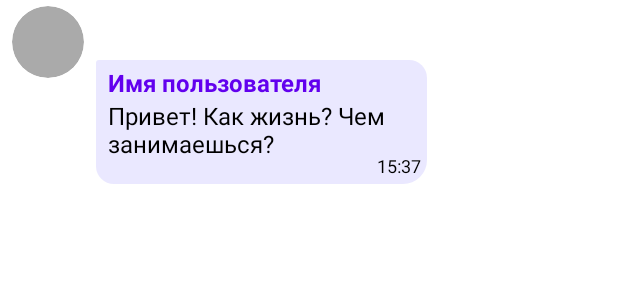
After one commit to Fxynos/Messenger, an Android app: the layout item_signed_message_received.xml on its own in the app's theme, with its tools: preview values and no code run, on a phone screen of 412 x 824 dp. The commit adds this screen. Shown: the top 300 px of the screen. Run offline under Robolectric (Android 15) with nearby library versions, the phone set to English and light mode, and no system bars.

Commit message:
add received message layout

```diff
--- a/client-android/app/src/main/kotlin/com/vl/messenger/data/component/PrivateMessagePagingAdapter.kt
+++ b/client-android/app/src/main/kotlin/com/vl/messenger/data/component/PrivateMessagePagingAdapter.kt
@@ -37,8 +37,8 @@ class PrivateMessagePagingAdapter(
 
     override fun onCreateViewHolder(parent: ViewGroup, viewType: Int): ViewHolder =
         layoutInflater.inflate(when (viewType) {
-            VIEW_TYPE_SENT -> R.layout.item_private_message_sent
-            VIEW_TYPE_RECEIVED -> R.layout.item_private_message_received
+            VIEW_TYPE_SENT -> R.layout.item_unsigned_message_sent
+            VIEW_TYPE_RECEIVED -> R.layout.item_unsigned_message_received
             else -> throw RuntimeException() // unreachable
         }, parent, false).let(::ViewHolder)
 
--- /dev/null
+++ b/client-android/app/src/main/res/drawable/shape_message_received.xml
@@ -0,0 +1,6 @@
+<?xml version="1.0" encoding="utf-8"?>
+<shape xmlns:android="http://schemas.android.com/apk/res/android">
+    <corners android:topLeftRadius="2dp" android:topRightRadius="12dp"
+        android:bottomLeftRadius="12dp" android:bottomRightRadius="16dp"/>
+    <solid android:color="@color/gray_light"/>
+</shape>
--- a/client-android/app/src/main/res/layout/activity_dialog.xml
+++ b/client-android/app/src/main/res/layout/activity_dialog.xml
@@ -75,7 +75,7 @@
             android:layout_height="match_parent"
             app:layoutManager="androidx.recyclerview.widget.LinearLayoutManager"
             app:reverseLayout="true"
-            tools:listitem="@layout/item_private_message_sent"/>
+            tools:listitem="@layout/item_unsigned_message_sent"/>
 
         <TextView
             android:id="@+id/no_messages_hint"
--- /dev/null
+++ b/client-android/app/src/main/res/layout/item_signed_message_received.xml
@@ -0,0 +1,88 @@
+<?xml version="1.0" encoding="utf-8"?>
+<LinearLayout xmlns:android="http://schemas.android.com/apk/res/android"
+    xmlns:tools="http://schemas.android.com/tools"
+    android:layout_width="match_parent"
+    android:layout_height="wrap_content"
+    xmlns:app="http://schemas.android.com/apk/res-auto"
+    android:orientation="horizontal"
+    android:paddingHorizontal="8dp"
+    android:paddingVertical="4dp">
+
+    <!-- Fourth part of screen width -->
+    <LinearLayout
+        android:layout_width="0dp"
+        android:layout_height="wrap_content"
+        android:layout_weight="4"
+        android:orientation="horizontal"
+        android:gravity="start|top">
+
+        <androidx.cardview.widget.CardView
+            android:layout_width="48dp"
+            android:layout_height="48dp"
+            app:cardElevation="0dp"
+            app:cardBackgroundColor="@android:color/darker_gray"
+            app:cardCornerRadius="32dp">
+            <ImageView
+                android:id="@+id/image"
+                android:layout_width="match_parent"
+                android:layout_height="match_parent"
+                android:scaleType="centerCrop"/>
+        </androidx.cardview.widget.CardView>
+
+        <Space android:layout_width="8dp" android:layout_height="wrap_content"/>
+
+        <FrameLayout
+            android:layout_width="wrap_content"
+            android:layout_height="wrap_content"
+            android:layout_marginTop="36dp"
+            android:background="@drawable/shape_message_received"
+            android:backgroundTint="@color/gray_purple">
+
+            <LinearLayout
+                android:layout_width="wrap_content"
+                android:layout_height="wrap_content"
+                android:orientation="vertical"
+                android:paddingStart="8dp"
+                android:paddingEnd="24dp"
+                android:paddingTop="4dp"
+                android:paddingBottom="16dp">
+
+                <TextView
+                    android:id="@+id/name"
+                    android:layout_width="wrap_content"
+                    android:layout_height="wrap_content"
+                    android:textColor="?attr/colorPrimary"
+                    android:textStyle="bold"
+                    android:textSize="16sp"
+                    android:singleLine="true"
+                    android:ellipsize="end"
+                    tools:text="Имя пользователя"/>
+
+                <com.vl.messenger.ui.view.ThinTextView
+                    android:id="@+id/content"
+                    android:layout_width="wrap_content"
+                    android:layout_height="wrap_content"
+                    tools:text="Привет! Как жизнь? Чем занимаешься?" />
+
+            </LinearLayout>
+
+            <TextView
+                android:id="@+id/time"
+                android:layout_width="wrap_content"
+                android:layout_height="wrap_content"
+                android:layout_gravity="end|bottom"
+                android:layout_marginEnd="4dp"
+                android:layout_marginBottom="4dp"
+                android:textSize="12sp"
+                tools:text="15:37"/>
+
+        </FrameLayout>
+
+    </LinearLayout>
+
+    <Space
+        android:layout_width="0dp"
+        android:layout_height="wrap_content"
+        android:layout_weight="1"/>
+
+</LinearLayout>
```
Also changed, not shown: client-android/app/src/main/res/layout/item_unsigned_message_received.xml (renamed from client-android/app/src/main/res/layout/item_private_message_received.xml), client-android/app/src/main/res/layout/item_unsigned_message_sent.xml (renamed from client-android/app/src/main/res/layout/item_private_message_sent.xml).
